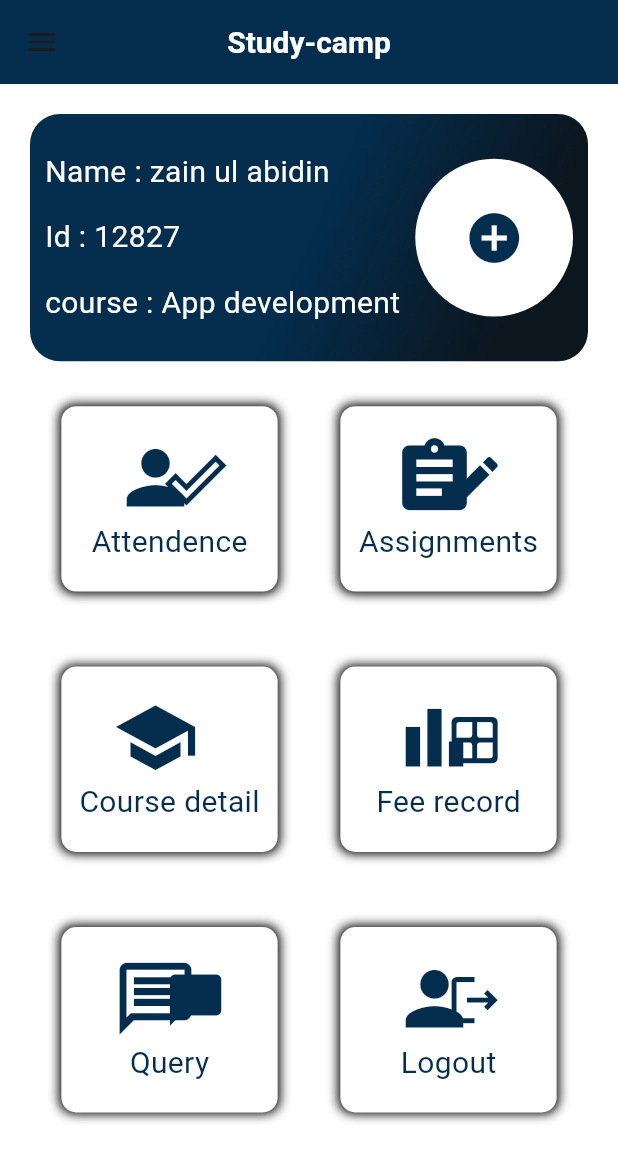
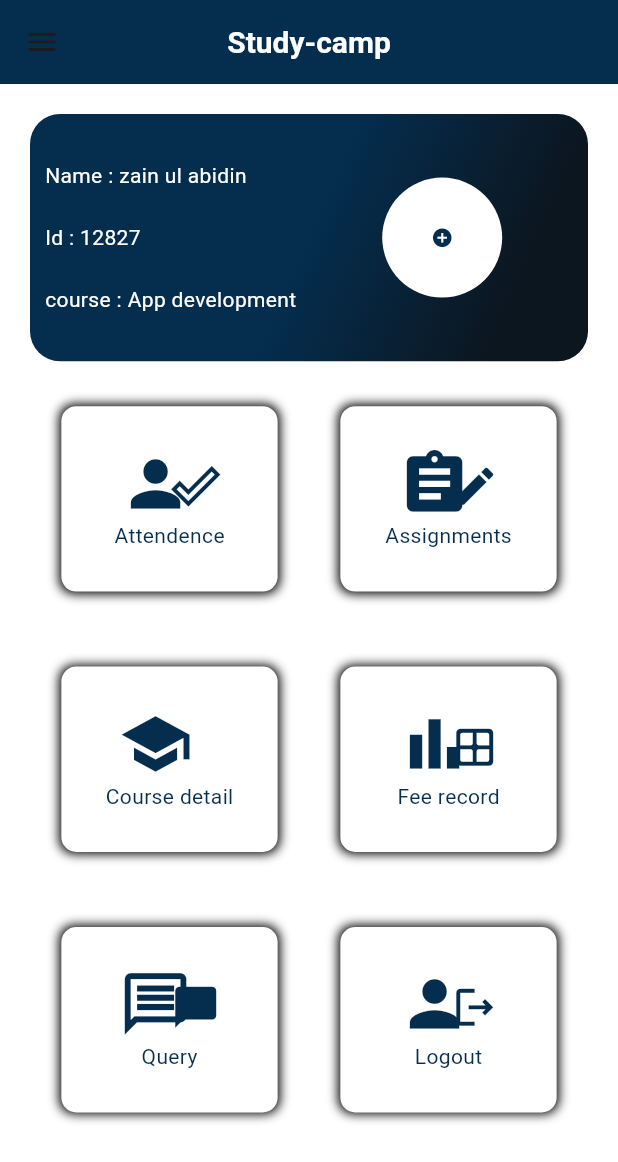
Before and after one commit to Zain-62/LMS, a Flutter app: the DashBoard screen opened directly, on a phone screen of 412 x 824 dp. Shown: the top 1162 px of the screen. Run offline on Flutter 3.47's test engine with Material 3 defaults, Android fonts, the phone set to English and light mode, and no system bars; our stand-ins replace cloud_firestore, firebase_auth, firebase_core, flutter_spinkit, fluttertoast, gap; accounts and stored records are empty; network calls fail.

```diff
--- a/lib/screens/main_screens/dashboard.dart
+++ b/lib/screens/main_screens/dashboard.dart
@@ -35,8 +35,8 @@ class _DashBoardState extends State<DashBoard> {
           drawer: const Drawer(),
           body: Padding(
             padding: const EdgeInsets.all(20.0),
-            child: Column(
-              crossAxisAlignment: CrossAxisAlignment.start,
+            child: ListView(
+              //crossAxisAlignment: CrossAxisAlignment.start,
               children: [
                 UserDetailContainer(
                   name: 'zain ul abidin',
--- a/lib/widgeta/user_container.dart
+++ b/lib/widgeta/user_container.dart
@@ -43,16 +43,16 @@ class _UserDetailContainerState extends State<UserDetailContainer> {
               children: [
                 Text(
                   "Name : ${widget.name}",
-                  style: const TextStyle(fontSize: 20, color: Colors.white),
+                  style: const TextStyle(fontSize: 14, color: Colors.white),
                 ),
                 Text(
                   "Id : ${widget.Id}",
-                  style: const TextStyle(fontSize: 20, color: Colors.white),
+                  style: const TextStyle(fontSize: 14, color: Colors.white),
                 ),
                 Text(
                   maxLines: 1,
                   "course : ${widget.course}",
-                  style: const TextStyle(fontSize: 20, color: Colors.white),
+                  style: const TextStyle(fontSize: 14, color: Colors.white),
                 )
               ],
             ),
@@ -65,10 +65,10 @@ class _UserDetailContainerState extends State<UserDetailContainer> {
                 children: [
                   CircleAvatar(
                     backgroundColor: Colors.white,
-                    radius: 60,
+                    radius: 40,
                     child: Icon(
                       Icons.add_circle,
-                      size: 40,
+                      size: 15,
                       color: Color.fromARGB(255, 4, 45, 78),
                     ),
                   )
@@ -116,14 +116,14 @@ class DashContainer extends StatelessWidget {
               children: [
                 Icon(
                   icons1,
-                  size: height * 0.07,
+                  size: height * 0.06,
                   color: AppColors.darkblue,
                 ),
                 Padding(
                   padding: const EdgeInsets.only(top: 10, left: 35),
                   child: Icon(
                     icons2,
-                    size: height * 0.05,
+                    size: height * 0.04,
                     color: AppColors.darkblue,
                   ),
                 ),
@@ -132,7 +132,7 @@ class DashContainer extends StatelessWidget {
             Text(
               txt,
               style: const TextStyle(
-                fontSize: 20,
+                fontSize: 14,
                 color: AppColors.darkblue,
               ),
             )
```
Also changed, not shown: lib/main.dart (+2 -7 lines), lib/screens/main_screens/splash_screen.dart (added, +39 -0 lines).
